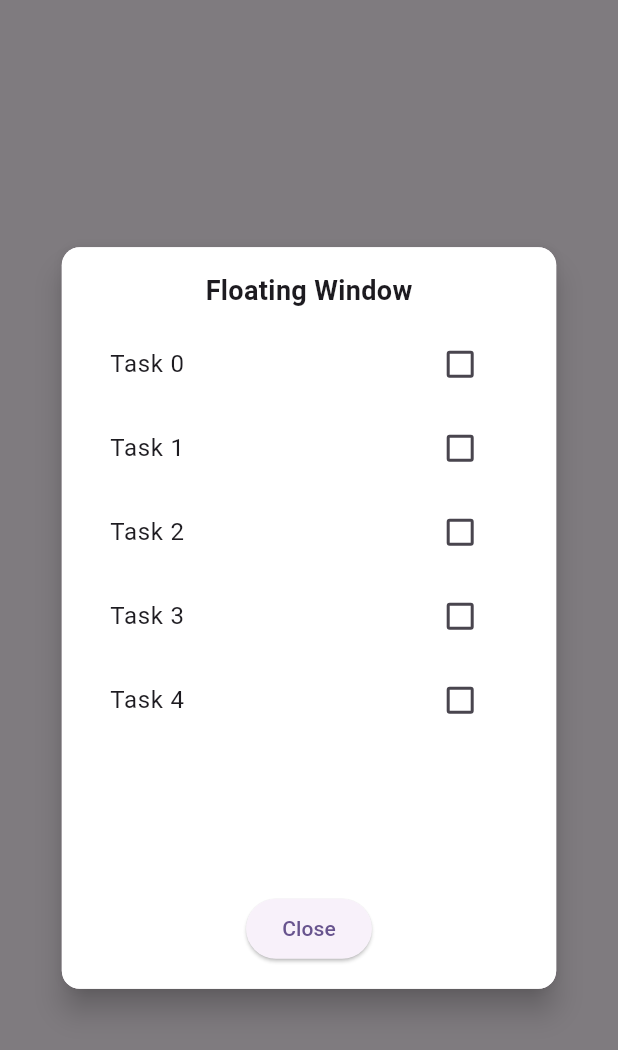
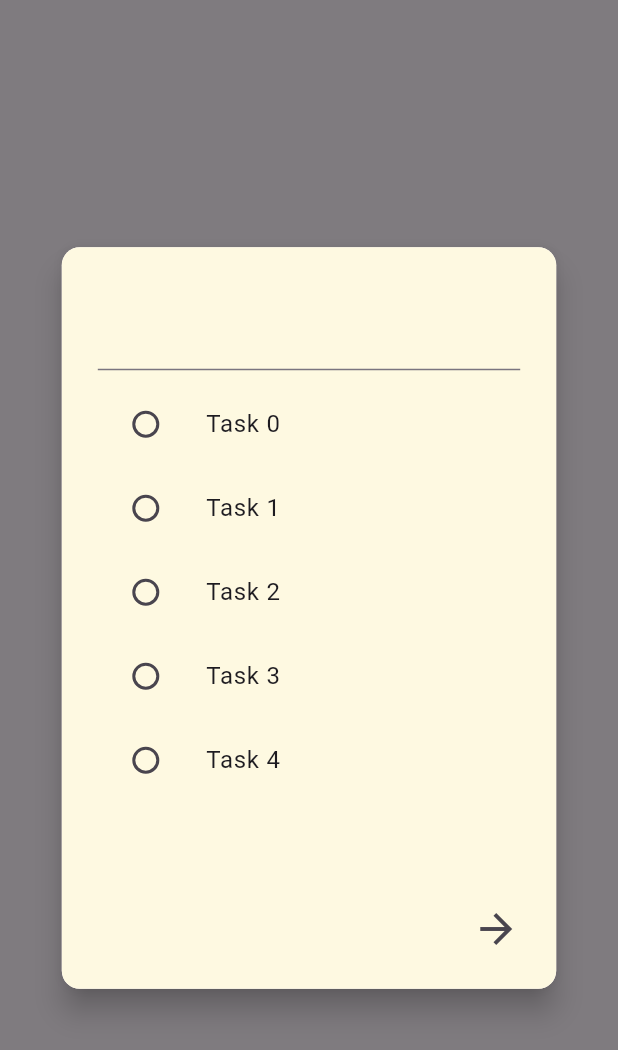
Before and after one commit to FayruzAldi/Firebase_Team, a Flutter app: the FloatingWindow widget shown alone on an empty page, opened directly with empty values, on a phone screen of 412 x 824 dp. Shown: the top 1050 px of the screen. Run offline on Flutter 3.47's test engine with Material 3 defaults, Android fonts, the phone set to English and light mode, and no system bars; our stand-ins replace cloud_firestore, firebase_core, get; accounts and stored records are empty.

Commit message:
[DZ]simple styling

```diff
--- a/lib/controllers/Todolist_controller.dart
+++ b/lib/controllers/Todolist_controller.dart
@@ -56,7 +56,7 @@ class TodolistController extends GetxController {
   }
 
   // Floating window logic remains unchanged
-  void showFloatingWindow(BuildContext context) {
+  void showFloatingWindow(BuildContext context, String title) {
     final overlay = Overlay.of(context);
 
     _floatingWindow = OverlayEntry(
@@ -65,7 +65,7 @@ class TodolistController extends GetxController {
           onClose: () {
             _floatingWindow?.remove();
             _floatingWindow = null;
-          },
+          }, title: title,
         );
       },
     );
--- a/lib/widgets/floating_window.dart
+++ b/lib/widgets/floating_window.dart
@@ -1,17 +1,21 @@
 import 'package:flutter/material.dart';
+import 'package:to_do_list_app/widgets/mycolors.dart';
 
 class FloatingWindow extends StatelessWidget {
+  final String title;
   final VoidCallback onClose; // Callback to close the window
   final int itemCount; // Number of tasks to show in the list
 
   const FloatingWindow({
     super.key,
     required this.onClose,
-    this.itemCount = 5, // Default to 5 items
+    this.itemCount = 5,
+    required this.title, // Default to 5 items
   });
 
   @override
   Widget build(BuildContext context) {
+    final TextEditingController _controller = TextEditingController(text: title);
     return GestureDetector(
       onTap: onClose, // Close the floating window when the backdrop is tapped
       child: Stack(
@@ -32,17 +36,22 @@ class FloatingWindow extends StatelessWidget {
                 height: MediaQuery.of(context).size.height * 0.6,
                 padding: const EdgeInsets.all(16),
                 decoration: BoxDecoration(
-                  color: Colors.white,
+                  color: ColorTile,
                   borderRadius: BorderRadius.circular(12),
                 ),
                 child: Column(
                   mainAxisSize: MainAxisSize.min,
+                  crossAxisAlignment: CrossAxisAlignment.start,
                   children: [
-                    const Text(
-                      'Floating Window',
-                      style: TextStyle(fontSize: 18, fontWeight: FontWeight.bold),
+                    Padding(
+                      padding: const EdgeInsets.all(8.0),
+                      child: TextField(
+                        controller: _controller,
+                        style: TextStyle(
+                          fontSize: 28
+                        ),
+                      ),
                     ),
-                    const SizedBox(height: 8),
                     Expanded(
                       child: ListView.builder(
                         itemCount: itemCount,
@@ -50,8 +59,10 @@ class FloatingWindow extends StatelessWidget {
                           return ListTile(
                             tileColor: const Color.fromARGB(255, 164, 198, 255),
                             title: Text("Task $index"),
-                            trailing: Checkbox(
-                              value: false,
+                            leading: Radio<bool>(
+                              value: true,
+                              groupValue: false,
+                              toggleable: true,
                               onChanged: (value) {
                                 // Handle checkbox change
                               },
@@ -61,9 +72,17 @@ class FloatingWindow extends StatelessWidget {
                       ),
                     ),
                     const SizedBox(height: 16),
-                    ElevatedButton(
-                      onPressed: onClose, // Close the floating window
-                      child: const Text('Close'),
+                    Row(
+                      mainAxisAlignment: MainAxisAlignment.end,
+                      children: [
+                        IconButton(
+                          onPressed: onClose, // Close the floating window
+                          icon: Icon(
+                            Icons.arrow_forward_outlined,
+                            size: 32,
+                          ),
+                        ),
+                      ],
                     ),
                   ],
                 ),
--- /dev/null
+++ b/lib/widgets/mycolors.dart
@@ -0,0 +1,5 @@
+import 'package:flutter/material.dart';
+
+const ColorHeader = Color(0xff6D2323);
+const ColorBack = Color(0xffE5D0AC);
+const ColorTile = Color(0xffFEF9E1);
```
Also changed, not shown: lib/pages/todo_page.dart (+47 -4 lines).
